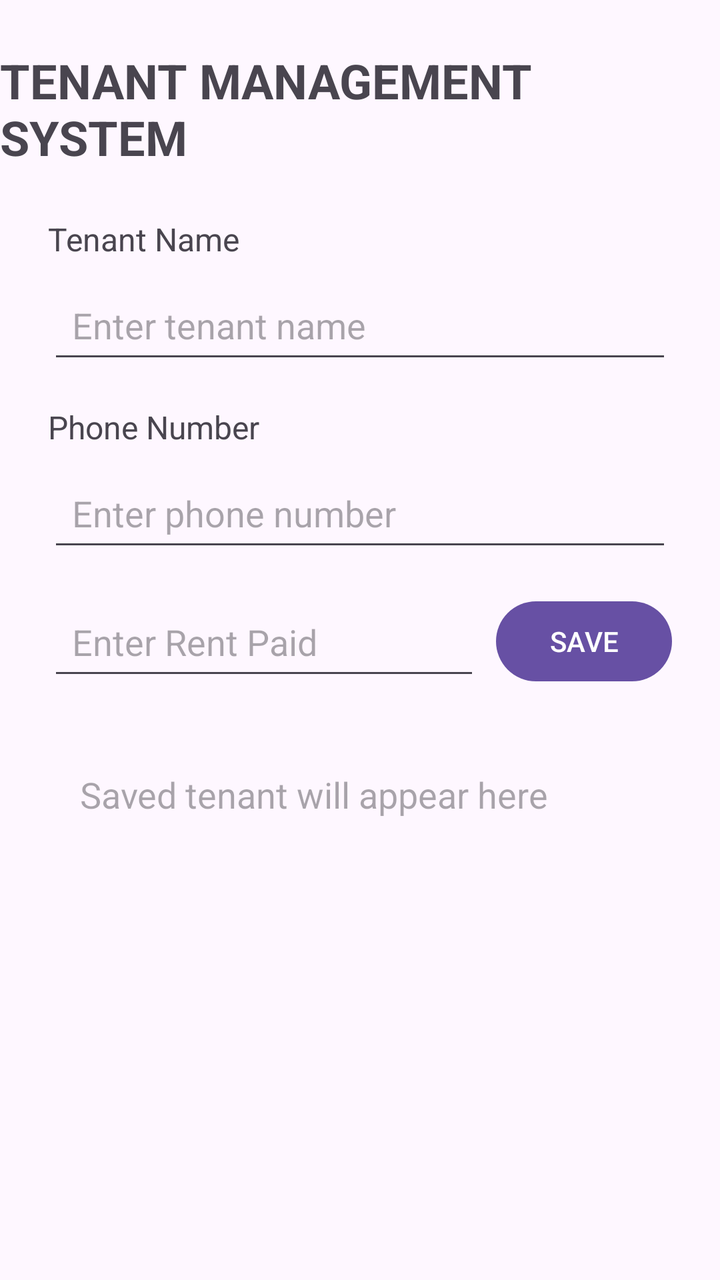
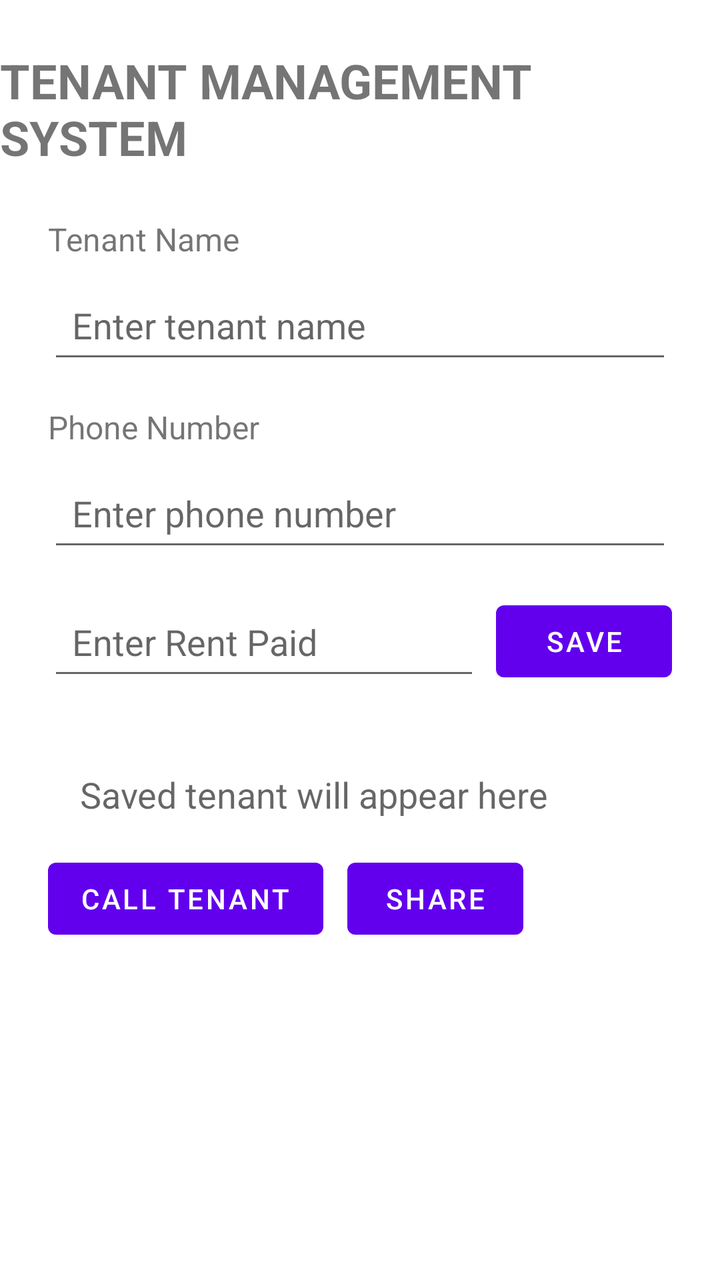

Before-and-after screenshots of an Android layout around one commit, followed by the original layout XML and the change that was made.
<!-- AndroidManifest.xml: application theme Theme.TenantManagementSystem -->
<!-- res/layout/activity_main.xml -->
<?xml version="1.0" encoding="utf-8"?>
<layout xmlns:android="http://schemas.android.com/apk/res/android"
    xmlns:app="http://schemas.android.com/apk/res-auto">

    <data>
        <variable
            name="tenant"
            type="com.example.tenantmanagementsystem.Tenant" />
    </data>

    <androidx.constraintlayout.widget.ConstraintLayout
        android:layout_width="match_parent"
        android:layout_height="match_parent">

        <TextView
            android:id="@+id/titleTextView"
            android:layout_width="wrap_content"
            android:layout_height="wrap_content"
            android:text="TENANT MANAGEMENT SYSTEM"
            android:textSize="24sp"
            android:textStyle="bold"
            android:layout_marginTop="24dp"
            app:layout_constraintTop_toTopOf="parent"
            app:layout_constraintStart_toStartOf="parent"
            app:layout_constraintEnd_toEndOf="parent" />

        <TextView
            android:id="@+id/tenantNameLabel"
            android:layout_width="wrap_content"
            android:layout_height="wrap_content"
            android:text="Tenant Name"
            android:textSize="16sp"
            android:layout_marginTop="24dp"
            android:layout_marginStart="24dp"
            app:layout_constraintTop_toBottomOf="@id/titleTextView"
            app:layout_constraintStart_toStartOf="parent" />

        <EditText
            android:id="@+id/tenantNameEditText"
            android:layout_width="0dp"
            android:layout_height="wrap_content"
            android:hint="Enter tenant name"
            android:minHeight="48dp"
            android:padding="12dp"
            android:layout_marginTop="8dp"
            android:layout_marginStart="24dp"
            android:layout_marginEnd="24dp"
            app:layout_constraintTop_toBottomOf="@id/tenantNameLabel"
            app:layout_constraintStart_toStartOf="parent"
            app:layout_constraintEnd_toEndOf="parent" />

        <TextView
            android:id="@+id/phoneLabel"
            android:layout_width="wrap_content"
            android:layout_height="wrap_content"
            android:text="Phone Number"
            android:textSize="16sp"
            android:layout_marginTop="16dp"
            android:layout_marginStart="24dp"
            app:layout_constraintTop_toBottomOf="@id/tenantNameEditText"
            app:layout_constraintStart_toStartOf="parent" />

        <EditText
            android:id="@+id/phoneEditText"
            android:layout_width="0dp"
            android:layout_height="wrap_content"
            android:hint="Enter phone number"
            android:inputType="phone"
            android:minHeight="48dp"
            android:padding="12dp"
            android:layout_marginTop="8dp"
            android:layout_marginStart="24dp"
            android:layout_marginEnd="24dp"
            app:layout_constraintTop_toBottomOf="@id/phoneLabel"
            app:layout_constraintStart_toStartOf="parent"
            app:layout_constraintEnd_toEndOf="parent" />

        <EditText
            android:id="@+id/rentEditText"
            android:layout_width="0dp"
            android:layout_height="wrap_content"
            android:hint="Enter Rent Paid"
            android:inputType="numberDecimal"
            android:minHeight="48dp"
            android:padding="12dp"
            android:layout_marginStart="24dp"
            android:layout_marginTop="16dp"
            android:layout_marginEnd="8dp"
            app:layout_constraintTop_toBottomOf="@id/phoneEditText"
            app:layout_constraintStart_toStartOf="parent"
            app:layout_constraintEnd_toStartOf="@id/saveButton" />

        <Button
            android:id="@+id/saveButton"
            android:layout_width="wrap_content"
            android:layout_height="wrap_content"
            android:text="SAVE"
            android:layout_marginEnd="24dp"
            app:layout_constraintTop_toTopOf="@id/rentEditText"
            app:layout_constraintEnd_toEndOf="parent" />

        <TextView
            android:id="@+id/tenantResultTextView"
            android:layout_width="0dp"
            android:layout_height="wrap_content"
            android:text="@{tenant.summary()}"
            android:hint="Saved tenant will appear here"
            android:textSize="18sp"
            android:padding="16dp"
            android:layout_margin="24dp"
            app:layout_constraintTop_toBottomOf="@id/rentEditText"
            app:layout_constraintStart_toStartOf="parent"
            app:layout_constraintEnd_toEndOf="parent" />

    </androidx.constraintlayout.widget.ConstraintLayout>
</layout>
<!-- resources referenced by this layout -->
<resources>
  <style name="Theme.TenantManagementSystem" parent="Base.Theme.TenantManagementSystem" />
  <style name="Base.Theme.TenantManagementSystem" parent="Theme.Material3.DayNight.NoActionBar">
          
          
      </style>
</resources>

<!-- the commit's change to res/layout/activity_main.xml (unified diff, before → after) -->
@@ -6,6 +6,7 @@
         <variable
             name="tenant"
             type="com.example.tenantmanagementsystem.Tenant" />
+
     </data>
 
     <androidx.constraintlayout.widget.ConstraintLayout
@@ -112,5 +113,21 @@
             app:layout_constraintStart_toStartOf="parent"
             app:layout_constraintEnd_toEndOf="parent" />
 
+        <Button
+            android:id="@+id/callButton"
+            android:layout_width="wrap_content"
+            android:layout_height="wrap_content"
+            android:text="CALL TENANT"
+            android:layout_marginStart="24dp"
+            app:layout_constraintTop_toBottomOf="@id/tenantResultTextView"
+            app:layout_constraintStart_toStartOf="parent" />
+        <Button
+            android:id="@+id/shareButton"
+            android:layout_width="wrap_content"
+            android:layout_height="wrap_content"
+            android:text="SHARE"
+            android:layout_marginStart="12dp"
+            app:layout_constraintTop_toTopOf="@id/callButton"
+            app:layout_constraintStart_toEndOf="@id/callButton" />
     </androidx.constraintlayout.widget.ConstraintLayout>
 </layout>
<!-- resource entries referenced after the edit -->
@@ -1,9 +1,11 @@
 <!-- resources referenced by this layout -->
 <resources>
   <style name="Theme.TenantManagementSystem" parent="Base.Theme.TenantManagementSystem" />
-  <style name="Base.Theme.TenantManagementSystem" parent="Theme.Material3.DayNight.NoActionBar">
-          
-          
+  <style name="Base.Theme.TenantManagementSystem" parent="Theme.MaterialComponents.DayNight.NoActionBar">
+          <item name="android:windowBackground">@color/white</item>
+          <item name="android:textColorPrimary">@color/black</item>
       </style>
+  <color name="white">#FFFFFFFF</color>
+  <color name="black">#FF000000</color>
 </resources>
 
